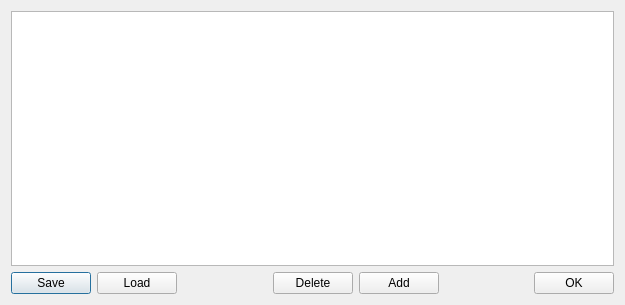
cryos/avogadro, file avogadro/src/extensions/constraintsdialog.ui: the form before one commit.
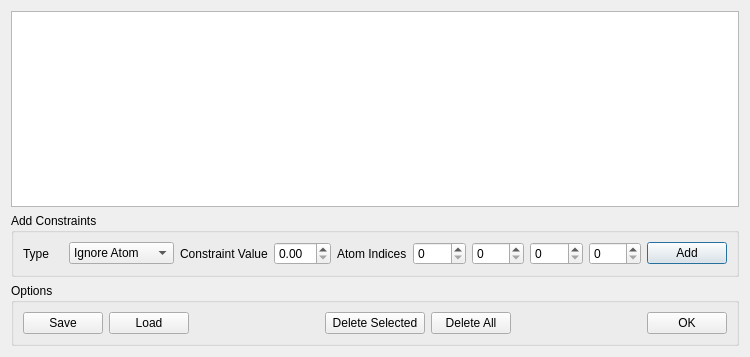
The form after the commit.

Commit message: You can now fix the position for an atom :D more constraints comming soon...

```diff
--- a/avogadro/src/extensions/constraintsdialog.ui
+++ b/avogadro/src/extensions/constraintsdialog.ui
@@ -5,8 +5,8 @@
    <rect>
     <x>0</x>
     <y>0</y>
-    <width>625</width>
-    <height>305</height>
+    <width>750</width>
+    <height>357</height>
    </rect>
   </property>
   <property name="windowTitle" >
@@ -17,16 +17,128 @@
     <widget class="QTableView" name="ConstraintsTableView" />
    </item>
    <item>
+    <widget class="QGroupBox" name="groupBox" >
+     <property name="title" >
+      <string>Add Constraints</string>
+     </property>
     <layout class="QHBoxLayout" >
      <item>
-      <widget class="QPushButton" name="pushButton" >
+       <layout class="QHBoxLayout" >
+        <item>
+         <widget class="QLabel" name="label" >
+          <property name="maximumSize" >
+           <size>
+            <width>40</width>
+            <height>16777215</height>
+           </size>
+          </property>
+          <property name="text" >
+           <string>Type</string>
+          </property>
+         </widget>
+        </item>
+        <item>
+         <widget class="QComboBox" name="comboType" >
+          <item>
+           <property name="text" >
+            <string>Ignore Atom</string>
+           </property>
+          </item>
+          <item>
+           <property name="text" >
+            <string>Fix Atom</string>
+           </property>
+          </item>
+          <item>
+           <property name="text" >
+            <string>Fix Atom X</string>
+           </property>
+          </item>
+          <item>
+           <property name="text" >
+            <string>Fix Atom Y</string>
+           </property>
+          </item>
+          <item>
+           <property name="text" >
+            <string>Fix Atom Z</string>
+           </property>
+          </item>
+          <item>
+           <property name="text" >
+            <string>Bond length</string>
+           </property>
+          </item>
+          <item>
+           <property name="text" >
+            <string>Angle</string>
+           </property>
+          </item>
+          <item>
+           <property name="text" >
+            <string>Torsion angle</string>
+           </property>
+          </item>
+         </widget>
+        </item>
+        <item>
+         <widget class="QLabel" name="label_2" >
+          <property name="text" >
+           <string>Constraint Value</string>
+          </property>
+         </widget>
+        </item>
+        <item>
+         <widget class="QDoubleSpinBox" name="editValue" />
+        </item>
+        <item>
+         <widget class="QLabel" name="label_3" >
+          <property name="text" >
+           <string>Atom Indices</string>
+          </property>
+         </widget>
+        </item>
+        <item>
+         <widget class="QSpinBox" name="editA" />
+        </item>
+        <item>
+         <widget class="QSpinBox" name="editB" />
+        </item>
+        <item>
+         <widget class="QSpinBox" name="editC" />
+        </item>
+        <item>
+         <widget class="QSpinBox" name="editD" />
+        </item>
+        <item>
+         <widget class="QPushButton" name="ConstraintsAdd" >
+          <property name="text" >
+           <string>Add</string>
+          </property>
+         </widget>
+        </item>
+       </layout>
+      </item>
+     </layout>
+    </widget>
+   </item>
+   <item>
+    <widget class="QGroupBox" name="groupBox_2" >
+     <property name="title" >
+      <string>Options</string>
+     </property>
+     <layout class="QHBoxLayout" >
+      <item>
+       <layout class="QHBoxLayout" >
+        <item>
+         <widget class="QPushButton" name="ConstraintsSave" >
        <property name="text" >
         <string>Save</string>
        </property>
       </widget>
      </item>
      <item>
-      <widget class="QPushButton" name="pushButton_2" >
+         <widget class="QPushButton" name="ConstraintsLoad" >
        <property name="text" >
         <string>Load</string>
        </property>
@@ -47,15 +159,27 @@
      </item>
      <item>
       <widget class="QPushButton" name="ConstraintsDelete" >
+          <property name="sizePolicy" >
+           <sizepolicy vsizetype="Fixed" hsizetype="Minimum" >
+            <horstretch>0</horstretch>
+            <verstretch>0</verstretch>
+           </sizepolicy>
+          </property>
+          <property name="minimumSize" >
+           <size>
+            <width>100</width>
+            <height>0</height>
+           </size>
+          </property>
        <property name="text" >
-        <string>Delete</string>
+           <string>Delete Selected</string>
        </property>
       </widget>
      </item>
      <item>
-      <widget class="QPushButton" name="ConstraintsAdd" >
+         <widget class="QPushButton" name="ConstraintsDeleteAll" >
        <property name="text" >
-        <string>Add</string>
+           <string>Delete All</string>
        </property>
       </widget>
      </item>
@@ -80,6 +204,9 @@
       </widget>
      </item>
     </layout>
+      </item>
+     </layout>
+    </widget>
    </item>
   </layout>
  </widget>
```
Left out of the diff: 6 changed lines with no effect on the pictures. Lines whose indentation alone changed are shown as unchanged. The commit also changes 9 other files.
